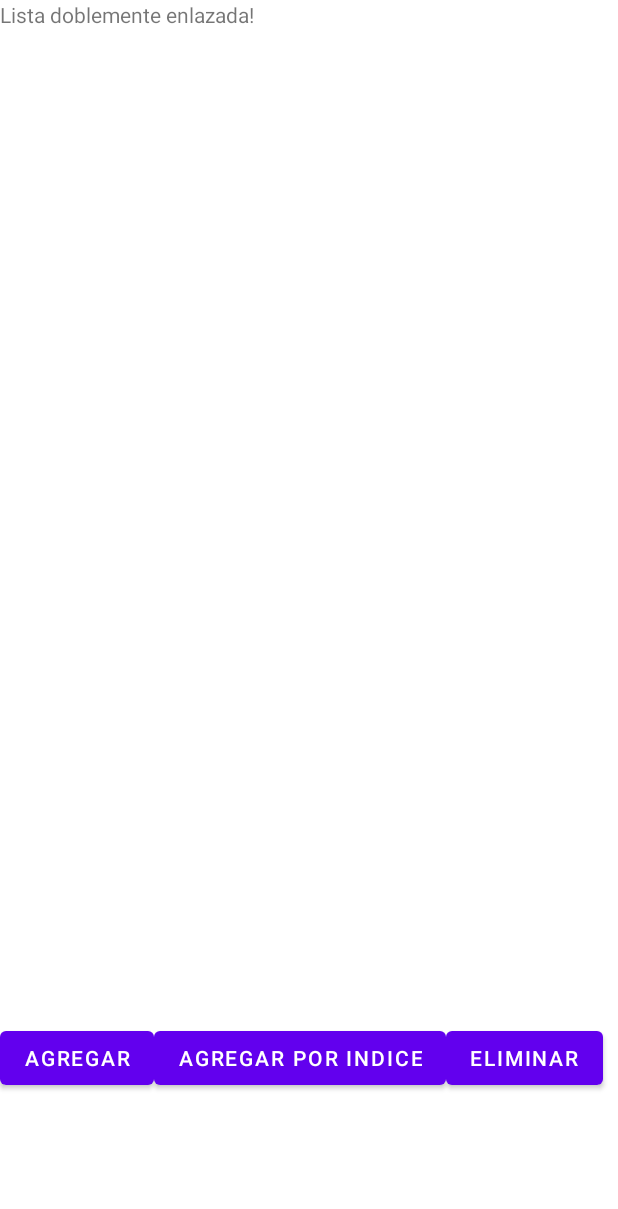
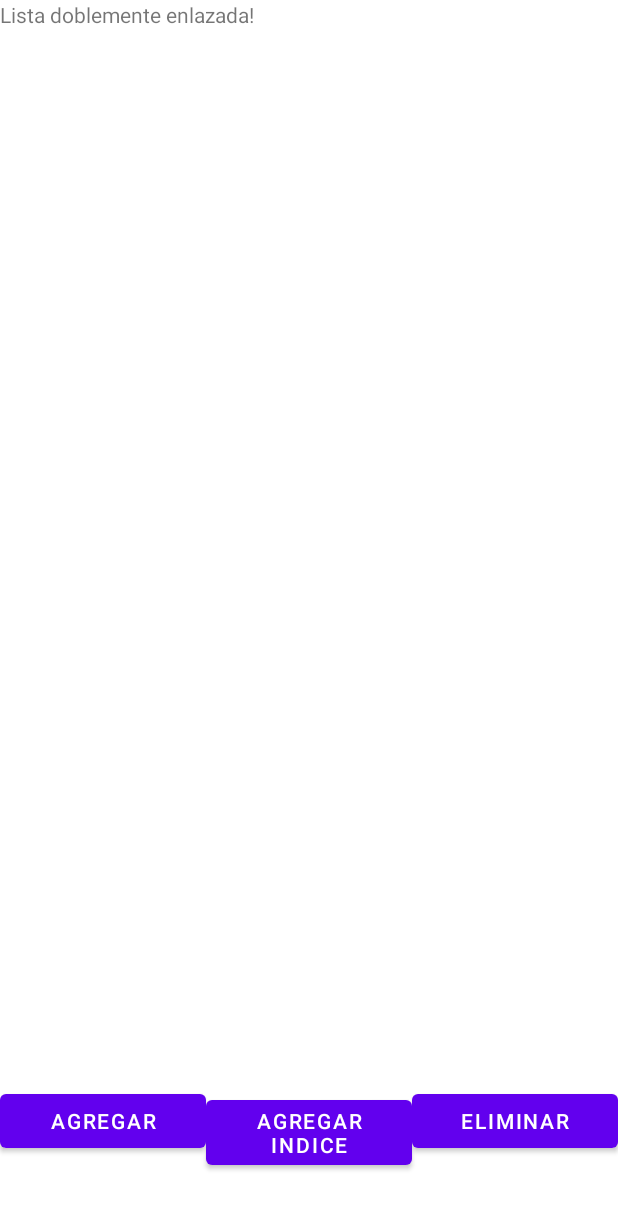
Before and after one commit to Josuepma/PM_u2_Equipo_05, an Android app: the layout activity_main.xml on its own in the app's theme, with its tools: preview values and no code run, on a phone screen of 412 x 824 dp. Shown: the top 1209 px of the screen. Run offline under Robolectric (Android 15) with nearby library versions, the phone set to English and light mode, and no system bars.

Commit message:
Agregando y eliminando

```diff
--- a/app/src/main/java/com/upv/pm_2022/iti_27856_u2_equipo_05/DragAndDropView.java
+++ b/app/src/main/java/com/upv/pm_2022/iti_27856_u2_equipo_05/DragAndDropView.java
@@ -54,8 +54,8 @@ public class DragAndDropView extends SurfaceView implements SurfaceHolder.Callba
 	public void surfaceCreated(SurfaceHolder arg0) {
 		int id = 0;
 		figuras = new ArrayList<Figura>();
-		figuras.add(new Circulo(id++,200,200,100));
-		figuras.add(new Rectangulo(id++,200,500,200,200));
+		figuras.add(new Circulo(id++,100,100,20));
+		//figuras.add(new Rectangulo(id++,200,500,200,200));
 		figuraActiva = -1;
 
 		thread = new DragAndDropThread(getHolder(), this);
@@ -97,6 +97,8 @@ public class DragAndDropView extends SurfaceView implements SurfaceHolder.Callba
 				Circulo c = (Circulo) f;
 				p.setColor(Color.BLACK);
 				canvas.drawCircle(c.getX(), c.getY(), c.getRadio(), p);
+				p.setColor(Color.WHITE);
+				canvas.drawText(""+c.getNumero(),c.getX()-c.getRadio()/2,c.getY(),p);
 			} else {
 				Rectangulo r = (Rectangulo) f;
 				p.setColor(Color.RED);
--- a/app/src/main/res/layout/activity_main.xml
+++ b/app/src/main/res/layout/activity_main.xml
@@ -25,27 +25,30 @@
 
     <LinearLayout
         android:layout_width="match_parent"
-        android:layout_height="wrap_content"
+        android:layout_height="0dp"
         android:layout_weight="1"
         android:orientation="horizontal"
         >
 
         <Button
             android:id="@+id/add_first"
-            android:layout_width="wrap_content"
+            android:layout_width="0dp"
             android:layout_height="wrap_content"
+            android:layout_weight="1"
             android:text="agregar"
             />
         <Button
             android:id="@+id/add_index"
-            android:layout_width="wrap_content"
+            android:layout_width="0dp"
             android:layout_height="wrap_content"
-            android:text="agregar por indice"
+            android:layout_weight="1"
+            android:text="agregar indice"
             />
         <Button
             android:id="@+id/add_last"
-            android:layout_width="wrap_content"
+            android:layout_width="0dp"
             android:layout_height="wrap_content"
+            android:layout_weight="1"
             android:text="eliminar"
             />
 
```
Also changed, not shown: app/src/main/java/com/upv/pm_2022/iti_27856_u2_equipo_05/Circulo.java (+18 -0 lines), app/src/main/java/com/upv/pm_2022/iti_27856_u2_equipo_05/MainActivity.java (+22 -9 lines).
